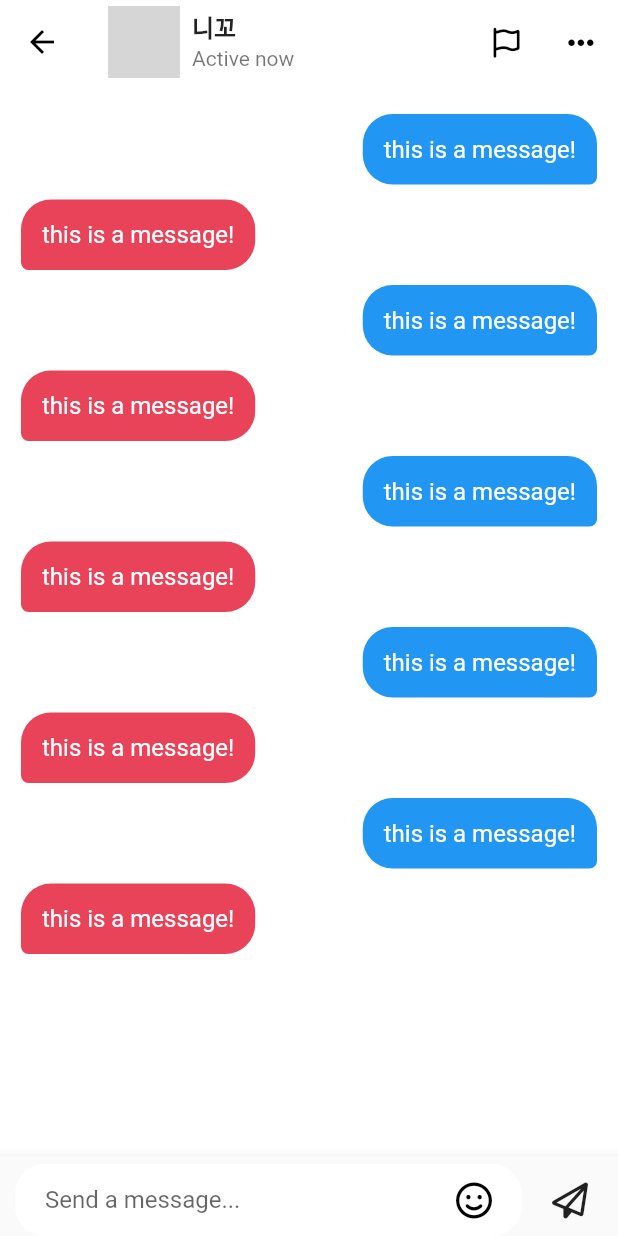
After one commit to ikang9712/tiktok-clone, a Flutter app: the ChatDetailScreen screen opened directly, on a phone screen of 412 x 824 dp. The commit adds this screen. Run offline on Flutter 3.47's test engine with Material 2 defaults, Android fonts, the phone set to English and light mode, and no system bars; our stand-ins replace font_awesome_flutter, video_player, visibility_detector; network calls fail; grey boxes are pictures that could not be loaded.

Commit message:
11.4 Chats code challenge

```diff
--- a/lib/features/inbox/activity_screen.dart
+++ b/lib/features/inbox/activity_screen.dart
@@ -85,6 +85,7 @@ class _ActivityScreenState extends State<ActivityScreen>
         title: GestureDetector(
           onTap: _toggleAnimations,
           child: Row(
+            mainAxisSize: MainAxisSize.min,
             mainAxisAlignment: MainAxisAlignment.center,
             children: [
               const Text("All activity"),
--- /dev/null
+++ b/lib/features/inbox/chat_detail_screen.dart
@@ -0,0 +1,183 @@
+import 'package:flutter/material.dart';
+import 'package:font_awesome_flutter/font_awesome_flutter.dart';
+import 'package:tiktok_clone/constants/gaps.dart';
+import 'package:tiktok_clone/constants/sizes.dart';
+
+class ChatDetailScreen extends StatefulWidget {
+  const ChatDetailScreen({super.key});
+
+  @override
+  State<ChatDetailScreen> createState() => _ChatDetailScreenState();
+}
+
+class _ChatDetailScreenState extends State<ChatDetailScreen> {
+  bool _isWriting = false;
+
+  void _stopWriting() {
+    FocusScope.of(context).unfocus();
+    setState(() {
+      _isWriting = false;
+    });
+  }
+
+  void _onStartWriting() {
+    setState(() {
+      _isWriting = true;
+    });
+  }
+
+  @override
+  Widget build(BuildContext context) {
+    return Scaffold(
+      appBar: AppBar(
+        title: ListTile(
+          contentPadding: EdgeInsets.zero,
+          horizontalTitleGap: Sizes.size8,
+          leading: Stack(
+            children: [
+              const CircleAvatar(
+                radius: Sizes.size24,
+                foregroundImage: NetworkImage(
+                  "https://avatars.githubusercontent.com/u/3612017",
+                ),
+                child: Text('니꼬'),
+              ),
+              Positioned(
+                bottom: 0,
+                right: 0,
+                child: Container(
+                  width: Sizes.size16,
+                  height: Sizes.size16,
+                  decoration: BoxDecoration(
+                      color: Colors.green,
+                      border:
+                          Border.all(color: Colors.white, width: Sizes.size3),
+                      borderRadius: BorderRadius.circular(Sizes.size24)),
+                ),
+              )
+            ],
+          ),
+          title: const Text(
+            '니꼬',
+            style: TextStyle(
+              fontWeight: FontWeight.w600,
+            ),
+          ),
+          subtitle: const Text('Active now'),
+          trailing: Row(
+            mainAxisSize: MainAxisSize.min,
+            children: const [
+              FaIcon(
+                FontAwesomeIcons.flag,
+                color: Colors.black,
+                size: Sizes.size20,
+              ),
+              Gaps.h32,
+              FaIcon(
+                FontAwesomeIcons.ellipsis,
+                color: Colors.black,
+                size: Sizes.size20,
+              ),
+            ],
+          ),
+        ),
+      ),
+      body: Stack(
+        children: [
+          ListView.separated(
+            padding: const EdgeInsets.symmetric(
+              vertical: Sizes.size20,
+              horizontal: Sizes.size14,
+            ),
+            itemBuilder: (context, index) {
+              final isMine = index % 2 == 0;
+              return Row(
+                mainAxisSize: MainAxisSize.min,
+                mainAxisAlignment:
+                    isMine ? MainAxisAlignment.end : MainAxisAlignment.start,
+                children: [
+                  Container(
+                    padding: const EdgeInsets.all(Sizes.size14),
+                    decoration: BoxDecoration(
+                      color:
+                          isMine ? Colors.blue : Theme.of(context).primaryColor,
+                      borderRadius: BorderRadius.only(
+                        topLeft: const Radius.circular(
+                          Sizes.size20,
+                        ),
+                        topRight: const Radius.circular(
+                          Sizes.size20,
+                        ),
+                        bottomLeft: Radius.circular(
+                          isMine ? Sizes.size20 : Sizes.size5,
+                        ),
+                        bottomRight: Radius.circular(
+                          !isMine ? Sizes.size20 : Sizes.size5,
+                        ),
+                      ),
+                    ),
+                    child: const Text(
+                      "this is a message!",
+                      style: TextStyle(
+                        color: Colors.white,
+                        fontSize: Sizes.size16,
+                      ),
+                    ),
+                  ),
+                ],
+              );
+            },
+            separatorBuilder: (context, index) => Gaps.v10,
+            itemCount: 10,
+          ),
+          Positioned(
+            bottom: 0,
+            width: MediaQuery.of(context).size.width,
+            child: BottomAppBar(
+              color: Colors.grey.shade50,
+              child: Padding(
+                padding: const EdgeInsets.only(top: Sizes.size5),
+                child: Row(
+                  children: [
+                    Gaps.h10,
+                    Expanded(
+                        child: TextField(
+                      onTap: _onStartWriting,
+                      decoration: InputDecoration(
+                        hintText: "Send a message...",
+                        border: OutlineInputBorder(
+                            borderRadius: BorderRadius.circular(
+                              Sizes.size20,
+                            ),
+                            borderSide: BorderSide.none),
+                        filled: true,
+                        fillColor: Colors.white,
+                        contentPadding: const EdgeInsets.symmetric(
+                          horizontal: Sizes.size20,
+                          vertical: Sizes.size12,
+                        ),
+                        suffixIcon: const Padding(
+                          padding: EdgeInsets.symmetric(
+                            horizontal: Sizes.size20,
+                            vertical: Sizes.size12,
+                          ),
+                          child: FaIcon(FontAwesomeIcons.faceSmile),
+                        ),
+                        suffixIconColor: Colors.black,
+                      ),
+                    )),
+                    Container(
+                      padding:
+                          const EdgeInsets.symmetric(horizontal: Sizes.size20),
+                      child: const FaIcon(FontAwesomeIcons.paperPlane),
+                    )
+                  ],
+                ),
+              ),
+            ),
+          )
+        ],
+      ),
+    );
+  }
+}
--- a/lib/features/main_navigation/main_navigation_screen.dart
+++ b/lib/features/main_navigation/main_navigation_screen.dart
@@ -16,7 +16,7 @@ class MainNavigationScreen extends StatefulWidget {
 }
 
 class _MainNavigationScreenState extends State<MainNavigationScreen> {
-  int _selectedIndex = 1;
+  int _selectedIndex = 3;
 
   void _onTap(int index) {
     setState(() {
--- a/lib/main.dart
+++ b/lib/main.dart
@@ -1,6 +1,6 @@
 import 'package:flutter/material.dart';
 import 'package:tiktok_clone/constants/sizes.dart';
-import 'package:tiktok_clone/features/inbox/activity_screen.dart';
+import 'package:tiktok_clone/features/main_navigation/main_navigation_screen.dart';
 
 void main() {
   runApp(const TikTokApp());
@@ -30,7 +30,7 @@ class TikTokApp extends StatelessWidget {
                 fontWeight: FontWeight.w600,
               ),
             )),
-        home: const ActivityScreen());
+        home: const MainNavigationScreen());
     // mainnavigationscreen
   }
 }
```
Also changed, not shown: lib/features/inbox/chats_screen.dart (added, +116 -0 lines), lib/features/inbox/inbox_screen.dart (+22 -6 lines), 1 other file.
